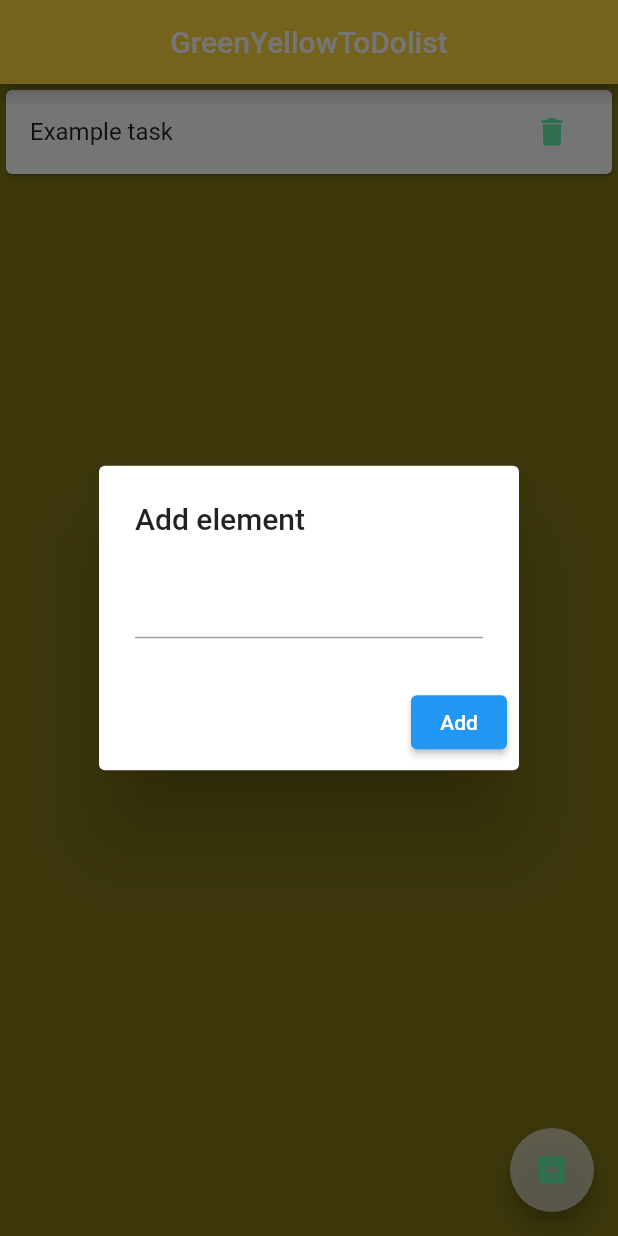
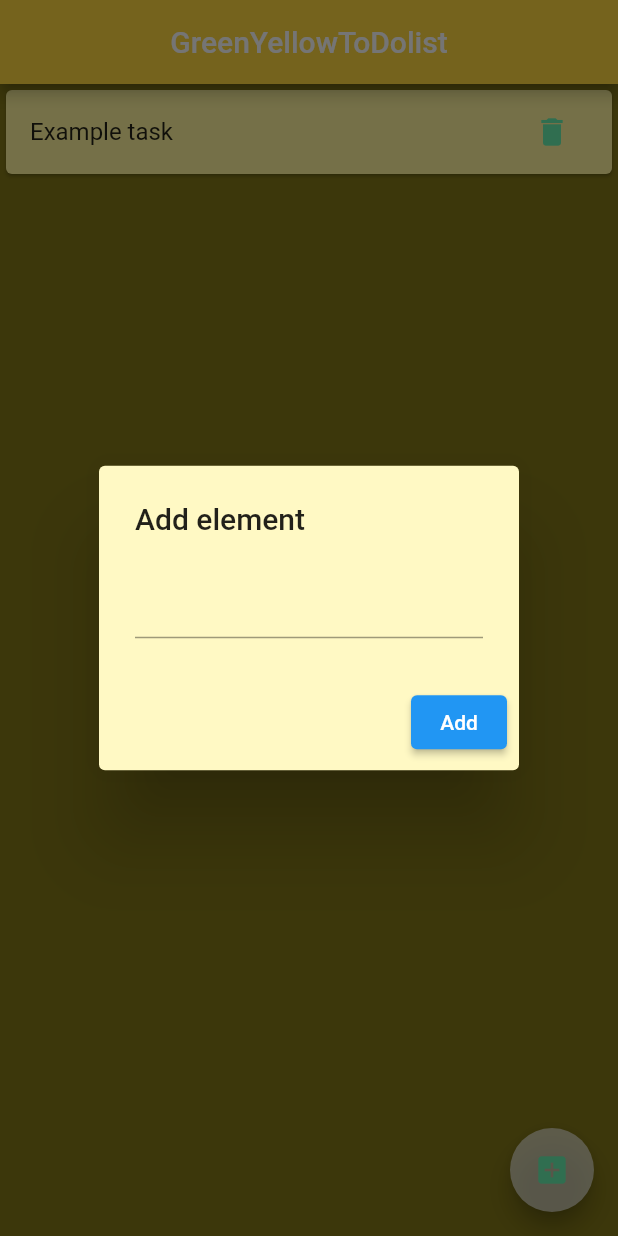
Before and after one commit to yayura/flutter_todo_app, a Flutter app: the screen it shows after launch, after a tap on the "add box" icon, on a phone screen of 412 x 824 dp. Run offline on Flutter 3.47's test engine with Material 2 defaults, Android fonts, the phone set to English and light mode, and no system bars.

Commit message:
changed colors

```diff
--- a/lib/pages/home.dart
+++ b/lib/pages/home.dart
@@ -32,6 +32,7 @@ class _HomeState extends State<Home> {
           itemBuilder: (BuildContext context, int index){
             return Dismissible(key: Key(todoList[index]),
             child: Card(
+              color: Colors.yellow[200],
               child: ListTile(
                 title: Text(todoList[index]),
                 trailing: IconButton(
@@ -65,6 +66,7 @@ class _HomeState extends State<Home> {
         onPressed: (){
           showDialog(context: context, builder: (BuildContext context){
             return AlertDialog(
+              backgroundColor: Colors.yellow[100],
               title: Text('Add element'),
               content: TextField(
                 onChanged: (String value){
```
